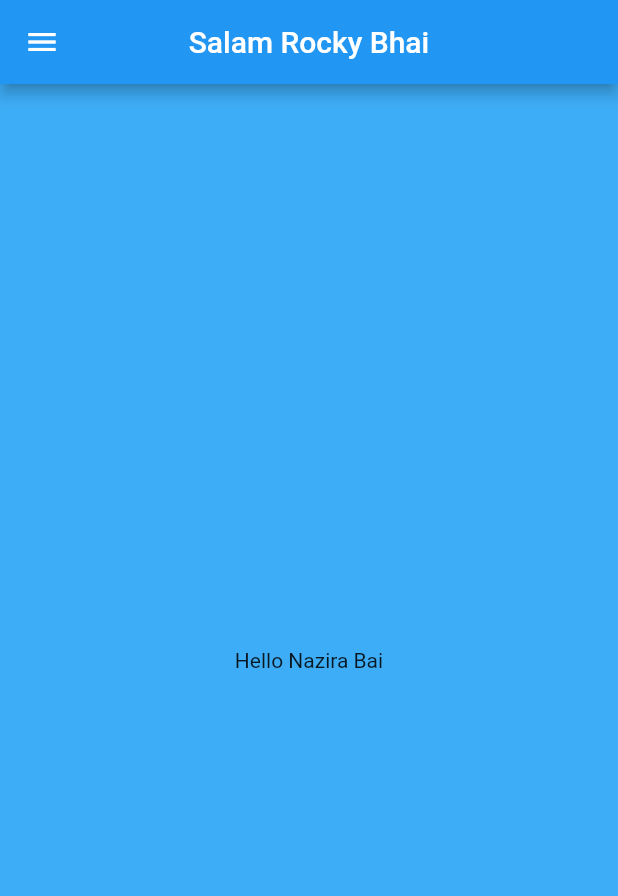
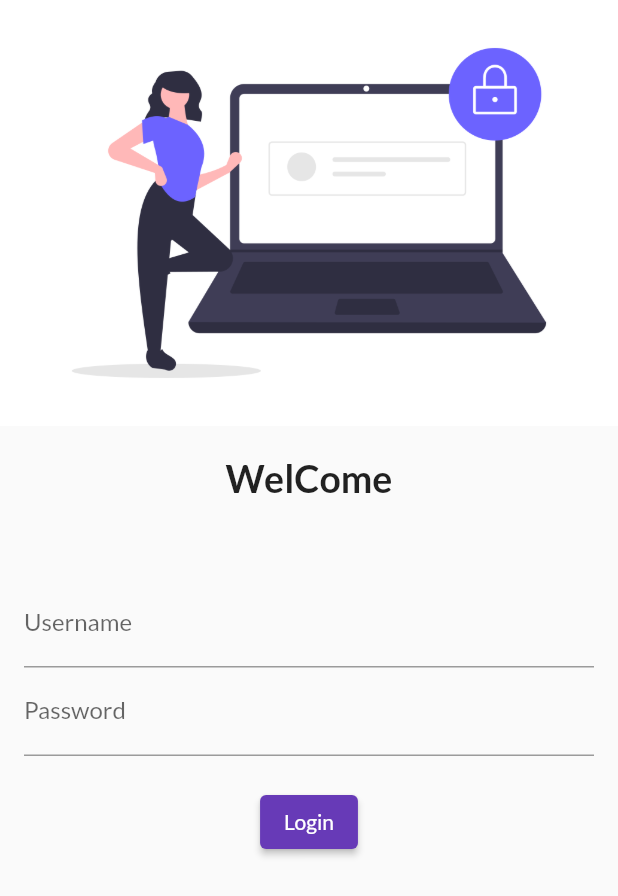
Before and after one commit to MustafaNazir11/FlutterDevelopmentApp, a Flutter app: the screen it shows after launch, on a phone screen of 412 x 824 dp. Shown: the top 896 px of the screen. Run offline on Flutter 3.47's test engine with Material 2 defaults, Android fonts, the phone set to English and light mode, and no system bars; our stand-ins replace google_fonts.

Commit message:
Day 4 done

```diff
--- a/sample/analysis_options.yaml
+++ b/sample/analysis_options.yaml
@@ -24,6 +24,5 @@ linter:
   rules:
     # avoid_print: false  # Uncomment to disable the `avoid_print` rule
     # prefer_single_quotes: true  # Uncomment to enable the `prefer_single_quotes` rule
-
 # Additional information about this file can be found at
 # https://dart.dev/guides/language/analysis-options
--- a/sample/lib/drawer.dart
+++ /dev/null
@@ -1,21 +0,0 @@
-// ignore_for_file: camel_case_types, prefer_const_constructors, duplicate_ignore
-
-import 'package:flutter/material.dart';
-
-class drawer extends StatelessWidget {
-  const drawer({super.key});
-
-  @override
-  Widget build(BuildContext context) {
-    // ignore: prefer_const_constructors
-    return MaterialApp(
-      // ignore: prefer_const_constructors
-      home: Scaffold(
-        // ignore: prefer_const_constructors
-        drawer: Drawer(
-          backgroundColor: Color.fromARGB(100, 35, 202, 138),
-
-      )
-    ));
-  }
-}
--- /dev/null
+++ b/sample/lib/login_page.dart
@@ -0,0 +1,66 @@
+// ignore_for_file: camel_case_types, prefer_const_constructors
+
+import 'package:flutter/material.dart';
+import 'package:sample/home_page.dart';
+
+class loginPage extends StatelessWidget {
+  const loginPage({super.key});
+
+  @override
+  Widget build(BuildContext context) {
+    return Material(
+      child: Column(
+        children: [
+          Image.asset("assets/images/login_img.png", fit: BoxFit.cover,),
+
+          SizedBox(
+            height: 20.0,
+          ),
+
+          Text(
+            'WelCome',style: TextStyle(fontSize: 25 , fontWeight: FontWeight.bold),
+          ),
+
+          SizedBox(
+            height: 20.0,
+          ),
+
+          Padding(
+            padding: const EdgeInsets.symmetric(horizontal: 16.0, vertical: 32.0),
+            child: Column(
+              children: [
+                TextFormField(
+                  decoration: InputDecoration(
+                    hintText: 'username',
+                    labelText: 'Username'
+                  )
+                ),
+
+                TextFormField(
+                  obscureText: true,
+                  decoration: InputDecoration(
+                    hintText: 'Password',
+                    labelText: 'Password'
+                  ),
+                ),
+                SizedBox(
+                  height: 20.0,
+                ),
+
+                ElevatedButton(
+                  onPressed: () {
+
+                  },
+                  child: Text('Login'),
+                  style: TextButton.styleFrom(),
+                )
+
+
+              ],
+            ),
+          )
+        ],
+      ),
+    );
+  }
+}
--- a/sample/lib/main.dart
+++ b/sample/lib/main.dart
@@ -1,70 +1,34 @@
-// ignore_for_file: use_key_in_widget_constructors, prefer_const_constructors_in_immutables, library_private_types_in_public_api, unused_local_variable, prefer_typing_uninitialized_variables, prefer_const_constructors, unnecessary_new, unused_import
+// ignore_for_file: use_key_in_widget_constructors, prefer_const_constructors_in_immutables, library_private_types_in_public_api, unused_local_variable, prefer_typing_uninitialized_variables, prefer_const_constructors, unnecessary_new, unused_import, depend_on_referenced_packages
 
 import 'package:flutter/material.dart';
-import 'package:sample/drawer.dart';
+import 'package:sample/login_page.dart';
 import 'package:sample/home_page.dart';
-
+import 'package:google_fonts/google_fonts.dart';
 void main() {
   runApp(MyApp());
 }
+
+
 
 class MyApp extends StatelessWidget {
   const MyApp({Key? key}) : super(key: key);
 
   @override
   Widget build(BuildContext context) {
-    int gugu = 30;
+
     return MaterialApp(
-      home: home_page(),);
+      themeMode: ThemeMode.system,
+      theme: ThemeData(
+        primarySwatch: Colors.deepPurple,
+        fontFamily: GoogleFonts.lato().fontFamily ),
+      darkTheme: ThemeData(brightness: Brightness.light),
+      initialRoute: "/",
+
+      routes: {
+        "/": (context) => loginPage(),
+        "/home": (context) => home_page(),
+      },
+      );
 
   }
 }
-
-// class MyHomePage extends StatefulWidget {
-//   MyHomePage({Key? key, required this.title}) : super(key: key);
-
-//   final String title;
-
-//   @override
-//   _MyHomePageState createState() => _MyHomePageState();
-// }
-
-// class _MyHomePageState extends State<MyHomePage> {
-//   int _counter = 0;
-
-//   void _incrementCounter() {
-//     setState(() {
-//       _counter++;
-//     });
-//   }
-
-//   @override
-//   Widget build(BuildContext context) {
-//     var display1;
-
-//     return new Scaffold(
-//       appBar: AppBar(
-//         title: Text(widget.title),
-//       ),
-//       body: Center(
-//         child: Column(
-//           mainAxisAlignment: MainAxisAlignment.center,
-//           children: <Widget>[
-//             Text(
-//               'You have pushed the button this many times:',
-//             ),
-//             Text(
-//               '$_counter',
-//               style: Theme.of(context).textTheme.headline4,
-//             ),
-//           ],
-//         ),
-//       ),
-//       floatingActionButton: FloatingActionButton(
-//         onPressed: _incrementCounter,
-//         tooltip: 'Increment',
-//         child: Icon(Icons.add),
-//       ),
-//     );
-//   }
-// }
--- a/sample/pubspec.yaml
+++ b/sample/pubspec.yaml
@@ -31,6 +31,7 @@ environment:
 dependencies:
   flutter:
     sdk: flutter
+    google_fonts: ^3.0.1
 
 
   # The following adds the Cupertino Icons font to your application.
@@ -60,8 +61,8 @@ flutter:
   uses-material-design: true
 
   # To add assets to your application, add an assets section, like this:
-  # assets:
-  #   - images/a_dot_burr.jpeg
+  assets:
+    - assets/images/login_img.png
   #   - images/a_dot_ham.jpeg
 
   # An image asset can refer to one or more resolution-specific "variants", see
```
Also changed, not shown: sample/assets/images/login_img.png (added), sample/pubspec.lock, 1 other file.
